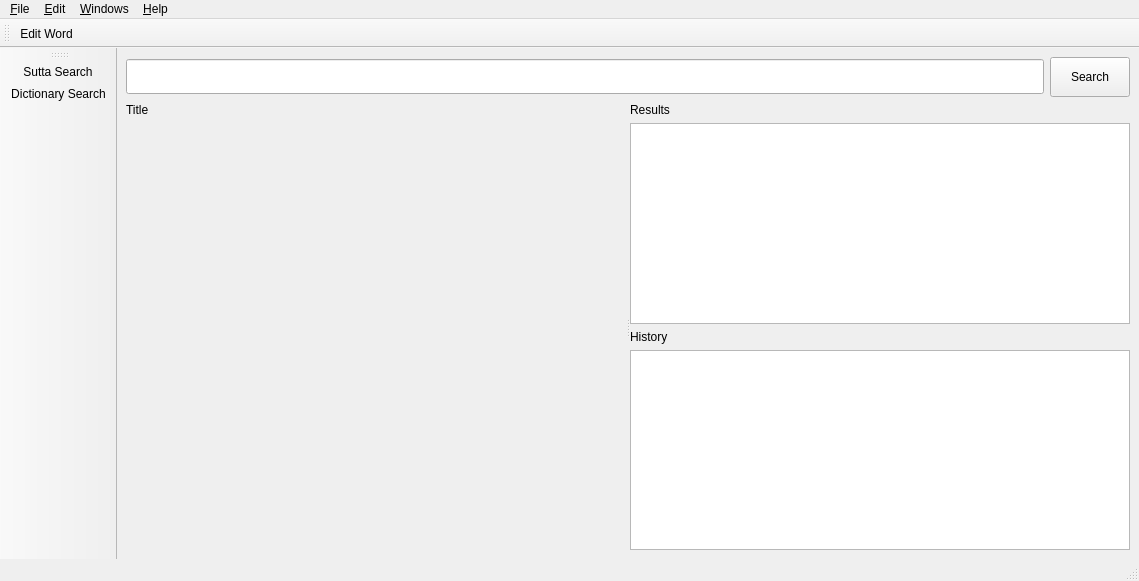
Above: simsapa/assets/ui/dictionary_search_window.ui from simsapa/simsapa before the change. Below: the same form after it.
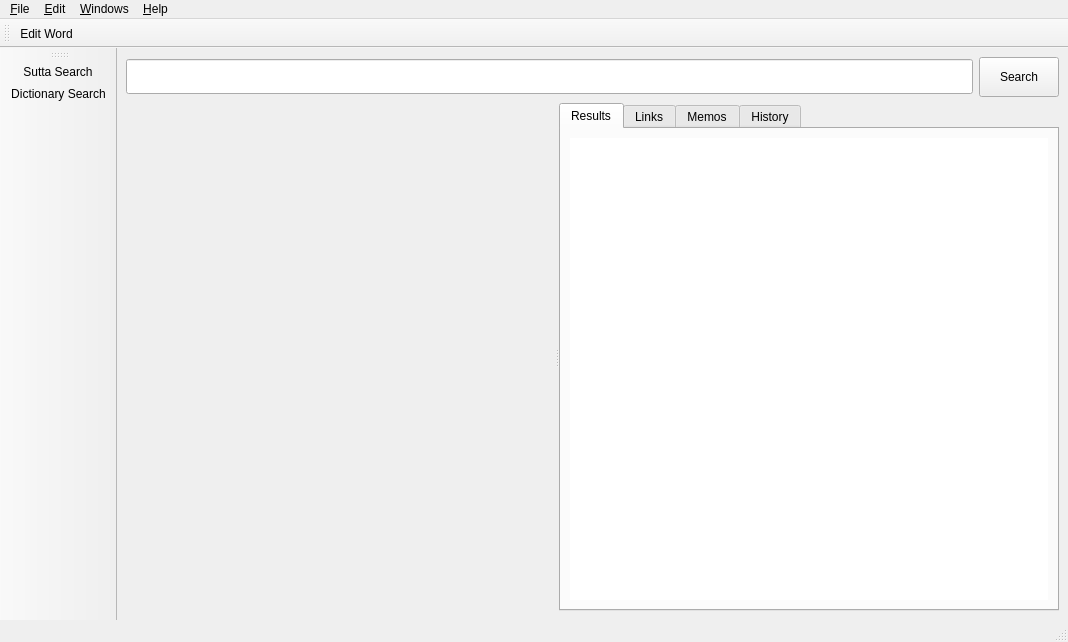
That is the form after the change. Icons and pictures are not drawn.

Patch:
```diff
--- a/simsapa/assets/ui/dictionary_search_window.ui
+++ b/simsapa/assets/ui/dictionary_search_window.ui
@@ -6,8 +6,8 @@
    <rect>
     <x>0</x>
     <y>0</y>
-    <width>856</width>
-    <height>581</height>
+    <width>1068</width>
+    <height>642</height>
    </rect>
   </property>
   <property name="baseSize">
@@ -64,63 +64,99 @@
         <widget class="QWidget" name="verticalLayoutWidget_2">
          <layout class="QVBoxLayout" name="content_layout">
           <item>
-           <widget class="QLabel" name="content_title">
-            <property name="sizePolicy">
-             <sizepolicy hsizetype="Expanding" vsizetype="Preferred">
-              <horstretch>0</horstretch>
-              <verstretch>0</verstretch>
-             </sizepolicy>
+           <spacer name="horizontalSpacer">
+            <property name="orientation">
+             <enum>Qt::Horizontal</enum>
             </property>
-            <property name="minimumSize">
+            <property name="sizeHint" stdset="0">
              <size>
               <width>500</width>
-              <height>0</height>
+              <height>20</height>
              </size>
             </property>
-            <property name="text">
-             <string>Title</string>
-            </property>
-            <property name="alignment">
-             <set>Qt::AlignLeading|Qt::AlignLeft|Qt::AlignTop</set>
-            </property>
-           </widget>
+           </spacer>
           </item>
          </layout>
         </widget>
         <widget class="QWidget" name="verticalLayoutWidget_3">
          <layout class="QVBoxLayout" name="results_layout">
           <item>
-           <widget class="QLabel" name="label_2">
-            <property name="sizePolicy">
-             <sizepolicy hsizetype="Expanding" vsizetype="Preferred">
-              <horstretch>0</horstretch>
-              <verstretch>0</verstretch>
-             </sizepolicy>
-            </property>
+           <widget class="QTabWidget" name="tabWidget">
             <property name="minimumSize">
              <size>
               <width>500</width>
-              <height>0</height>
+              <height>500</height>
              </size>
             </property>
-            <property name="text">
-             <string>Results</string>
+            <property name="currentIndex">
+             <number>0</number>
             </property>
+            <widget class="QWidget" name="results_tab">
+             <attribute name="title">
+              <string>Results</string>
+             </attribute>
+             <layout class="QVBoxLayout" name="verticalLayout_4">
+              <item>
+               <layout class="QVBoxLayout" name="verticalLayout">
+                <item>
+                 <widget class="QListWidget" name="results_list">
+                  <property name="frameShape">
+                   <enum>QFrame::NoFrame</enum>
+                  </property>
+                 </widget>
+                </item>
+               </layout>
+              </item>
+             </layout>
+            </widget>
+            <widget class="QWidget" name="links_tab">
+             <attribute name="title">
+              <string>Links</string>
+             </attribute>
+             <layout class="QVBoxLayout" name="verticalLayout_5">
+              <item>
+               <layout class="QVBoxLayout" name="links_layout"/>
+              </item>
+             </layout>
+            </widget>
+            <widget class="QWidget" name="memos_tab">
+             <attribute name="title">
+              <string>Memos</string>
+             </attribute>
+             <layout class="QVBoxLayout" name="verticalLayout_6">
+              <item>
+               <layout class="QVBoxLayout" name="memos_layout">
+                <item>
+                 <widget class="QListWidget" name="memos_list">
+                  <property name="frameShape">
+                   <enum>QFrame::NoFrame</enum>
+                  </property>
+                 </widget>
+                </item>
+               </layout>
+              </item>
+             </layout>
+            </widget>
+            <widget class="QWidget" name="history_tab">
+             <attribute name="title">
+              <string>History</string>
+             </attribute>
+             <layout class="QVBoxLayout" name="verticalLayout_3">
+              <item>
+               <layout class="QVBoxLayout" name="history_layout">
+                <item>
+                 <widget class="QListWidget" name="history_list">
+                  <property name="frameShape">
+                   <enum>QFrame::NoFrame</enum>
+                  </property>
+                 </widget>
+                </item>
+               </layout>
+              </item>
+             </layout>
+            </widget>
            </widget>
           </item>
-          <item>
-           <widget class="QListWidget" name="results_list"/>
-          </item>
-          <item>
-           <widget class="QLabel" name="label_3">
-            <property name="text">
-             <string>History</string>
-            </property>
-           </widget>
-          </item>
-          <item>
-           <widget class="QListWidget" name="history_list"/>
-          </item>
          </layout>
         </widget>
        </widget>
@@ -134,7 +170,7 @@
     <rect>
      <x>0</x>
      <y>0</y>
-     <width>856</width>
+     <width>1068</width>
      <height>20</height>
     </rect>
    </property>
```
Left out of the diff: 2 changed lines with no effect on the pictures.
